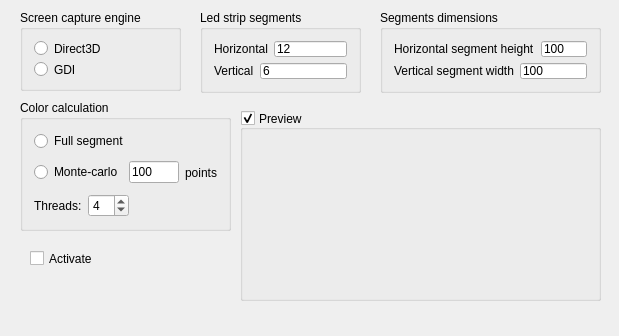
Qt form StripCtrl/StripCtrl/StripCtrl.ui (sergrt/stripctrl) before a commit.
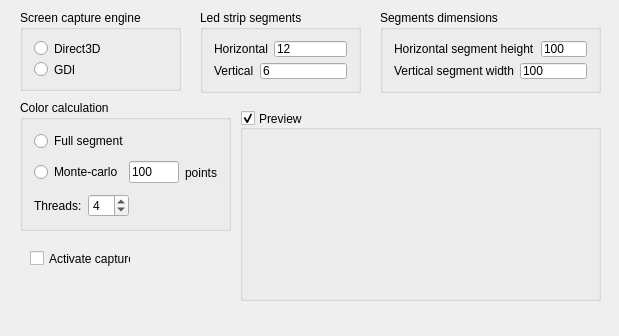
The same form after that commit. Custom widgets are drawn as their Qt base class.

Diff of the .ui file:
```diff
--- a/StripCtrl/StripCtrl/StripCtrl.ui
+++ b/StripCtrl/StripCtrl/StripCtrl.ui
@@ -19,12 +19,12 @@
      <rect>
       <x>30</x>
       <y>250</y>
-      <width>70</width>
+      <width>101</width>
       <height>17</height>
      </rect>
     </property>
     <property name="text">
-     <string>Activate</string>
+     <string>Activate capture</string>
     </property>
    </widget>
    <widget class="QGroupBox" name="groupBox">
```
